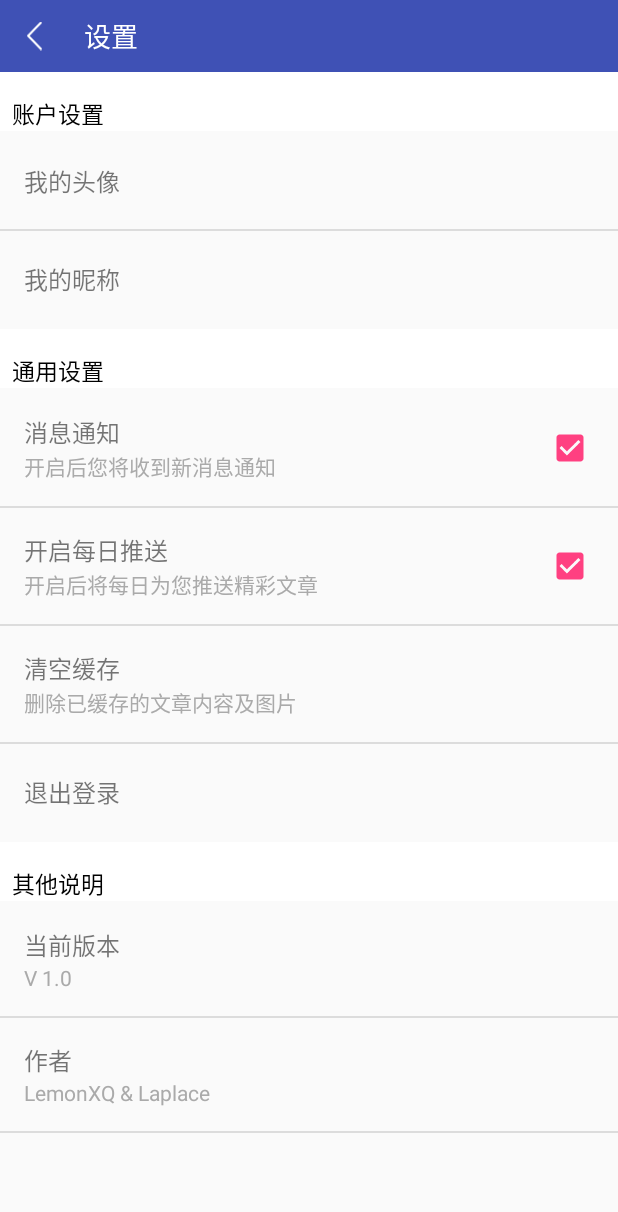
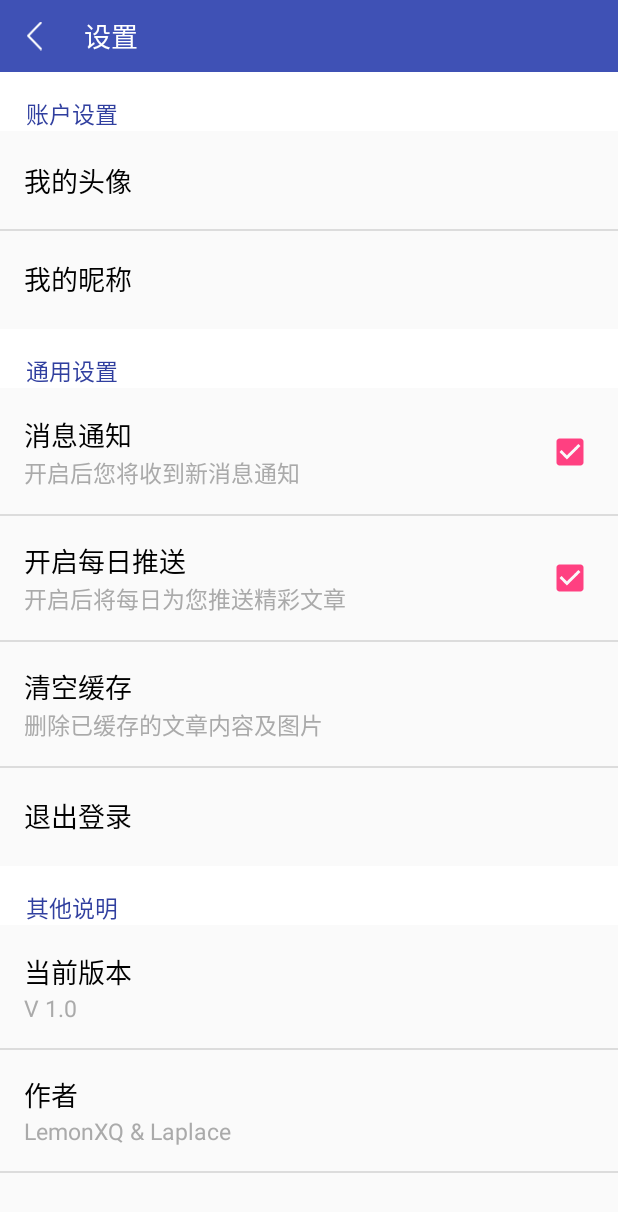
Before and after one commit to Lemon-XQ/PregnantMonitor, an Android app: the fragment SettingFragment placed in its activity, on a phone screen of 412 x 824 dp. Shown: the top 1212 px of the screen. Run offline under Robolectric (Android 15) with nearby library versions, the phone set to English and light mode, and no system bars.

Commit message:
fixed grammer

```diff
--- a/app/src/main/res/layout/fragment_task.xml
+++ b/app/src/main/res/layout/fragment_task.xml
@@ -7,7 +7,7 @@
 
     <TextView
         android:layout_width="match_parent"
-        android:layout_height="wrap_content"
+        android:layout_height="0dp"
         android:layout_gravity="center"
         android:layout_weight="1"
         android:background="#00000000"
--- a/app/src/main/res/layout/preference_category_widget.xml
+++ b/app/src/main/res/layout/preference_category_widget.xml
@@ -9,10 +9,12 @@
         android:id="@android:id/title"
         android:layout_width="match_parent"
         android:layout_height="wrap_content"
-        android:paddingLeft="8dp"
+        android:paddingStart="17dp"
+        android:paddingEnd="17dp"
         android:paddingTop="16dp"
-        android:textColor="@color/black"
-        android:text="indroduce"
+        android:text="@string/indroduce"
+        android:textColor="@color/colorPrimaryDark"
         android:textSize="15sp" />
 
+
 </LinearLayout>
--- a/app/src/main/res/layout/preference_item.xml
+++ b/app/src/main/res/layout/preference_item.xml
@@ -1,14 +1,16 @@
 <?xml version="1.0" encoding="UTF-8"?>
 <LinearLayout xmlns:android="http://schemas.android.com/apk/res/android"
+    xmlns:tools="http://schemas.android.com/tools"
     android:layout_width="match_parent"
     android:layout_height="wrap_content"
+    android:baselineAligned="false"
     android:gravity="center_vertical"
     android:minHeight="?android:listPreferredItemHeight"
     android:orientation="horizontal"
     android:padding="16dp">
 
     <RelativeLayout
-        android:layout_width="match_parent"
+        android:layout_width="0dp"
         android:layout_height="wrap_content"
         android:layout_weight="1">
 
@@ -19,17 +21,18 @@
             android:ellipsize="marquee"
             android:fadingEdge="horizontal"
             android:singleLine="true"
-            android:text="title"
-            android:textSize="16sp" />
+            android:text="@string/title"
+            android:textColor="#000000"
+            android:textSize="18sp" />
 
         <TextView
             android:id="@android:id/summary"
             android:layout_width="wrap_content"
             android:layout_height="wrap_content"
             android:layout_below="@android:id/title"
-            android:text="summary"
+            android:text="@string/summary"
             android:textColor="#AAAAAA"
-            android:textSize="14sp" />
+            android:textSize="15sp" />
 
     </RelativeLayout>
 
@@ -37,7 +40,7 @@
         android:id="@android:id/widget_frame"
         android:layout_width="wrap_content"
         android:layout_height="wrap_content"
-        android:layout_gravity="right|center_vertical"
-        android:orientation="vertical"/>
+        android:layout_gravity="end|center_vertical"
+        android:orientation="vertical" />
 
 </LinearLayout>
--- a/app/src/main/res/values/strings.xml
+++ b/app/src/main/res/values/strings.xml
@@ -16,7 +16,9 @@
     <string name="Save">保存</string>
     <string name="HistoryRecord">历史记录</string>
     <string name="Desc"> </string>
-
+    <string name="indroduce">indroduce</string>
+    <string name="title">标题</string>
+    <string name="summary">内容</string>
 
     <string-array name="welcome_trips">
         <item>主人，奴婢在此等候多时了</item>
```
